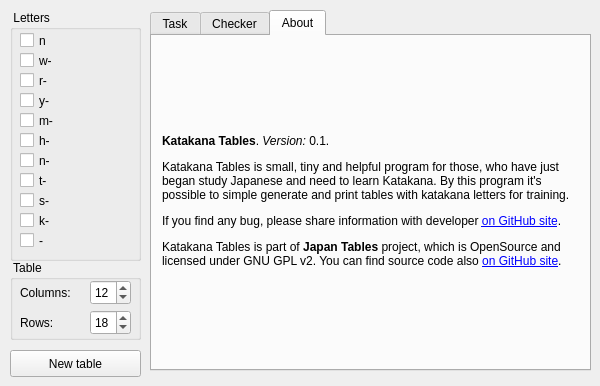
This is katakana/WMain.ui in kmingulov/JapanTables as Qt 5 draws it before an edit. The edited form follows.
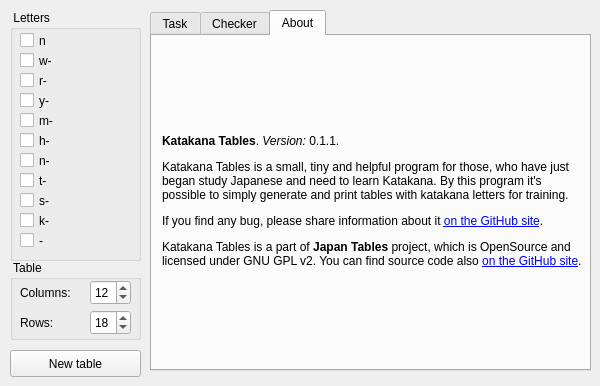
This is the edited form. The open tabs and pages were chosen to show the change.

The edit to the form file:
```diff
--- a/katakana/WMain.ui
+++ b/katakana/WMain.ui
@@ -422,16 +422,7 @@
        </rect>
       </property>
       <property name="text">
-       <string>&lt;html&gt;
-
-&lt;p&gt;&lt;b&gt;Katakana Tables&lt;/b&gt;. &lt;i&gt;Version:&lt;/i&gt; 0.1.&lt;/p&gt;
-
-&lt;p&gt;Katakana Tables is small, tiny and helpful program for those, who have just began study Japanese and need to learn Katakana. By this program it's possible to simple generate and print tables with katakana letters for training.&lt;/p&gt;
-
-&lt;p&gt;If you find any bug, please share information with developer &lt;a href=&quot;https://github.com/Melkogotto/JapanTables/issues&quot;&gt;on GitHub site&lt;/a&gt;.&lt;/p&gt;
-
-&lt;p&gt;Katakana Tables is part of &lt;b&gt;Japan Tables&lt;/b&gt; project, which is OpenSource and licensed under GNU GPL v2. You can find source code also &lt;a href=&quot;https://github.com/Melkogotto/JapanTables&quot;&gt;on GitHub site&lt;/a&gt;.&lt;/p&gt;
-&lt;/html&gt;</string>
+       <string>&lt;html&gt;&lt;head/&gt;&lt;body&gt;&lt;p&gt;&lt;span style=&quot; font-weight:600;&quot;&gt;Katakana Tables&lt;/span&gt;. &lt;span style=&quot; font-style:italic;&quot;&gt;Version:&lt;/span&gt; 0.1.1.&lt;/p&gt;&lt;p&gt;Katakana Tables is a small, tiny and helpful program for those, who have just began study Japanese and need to learn Katakana. By this program it's possible to simply generate and print tables with katakana letters for training. &lt;/p&gt;&lt;p&gt;If you find any bug, please share information about it &lt;a href=&quot;https://github.com/kmingulov/JapanTables/issues&quot;&gt;&lt;span style=&quot; text-decoration: underline; color:#0000ff;&quot;&gt;on the GitHub site&lt;/span&gt;&lt;/a&gt;. &lt;/p&gt;&lt;p&gt;Katakana Tables is a part of &lt;span style=&quot; font-weight:600;&quot;&gt;Japan Tables&lt;/span&gt; project, which is OpenSource and licensed under GNU GPL v2. You can find source code also &lt;a href=&quot;https://github.com/kmingulov/JapanTables&quot;&gt;&lt;span style=&quot; text-decoration: underline; color:#0000ff;&quot;&gt;on the GitHub site&lt;/span&gt;&lt;/a&gt;.&lt;/p&gt;&lt;/body&gt;&lt;/html&gt;</string>
       </property>
       <property name="wordWrap">
        <bool>true</bool>
```
